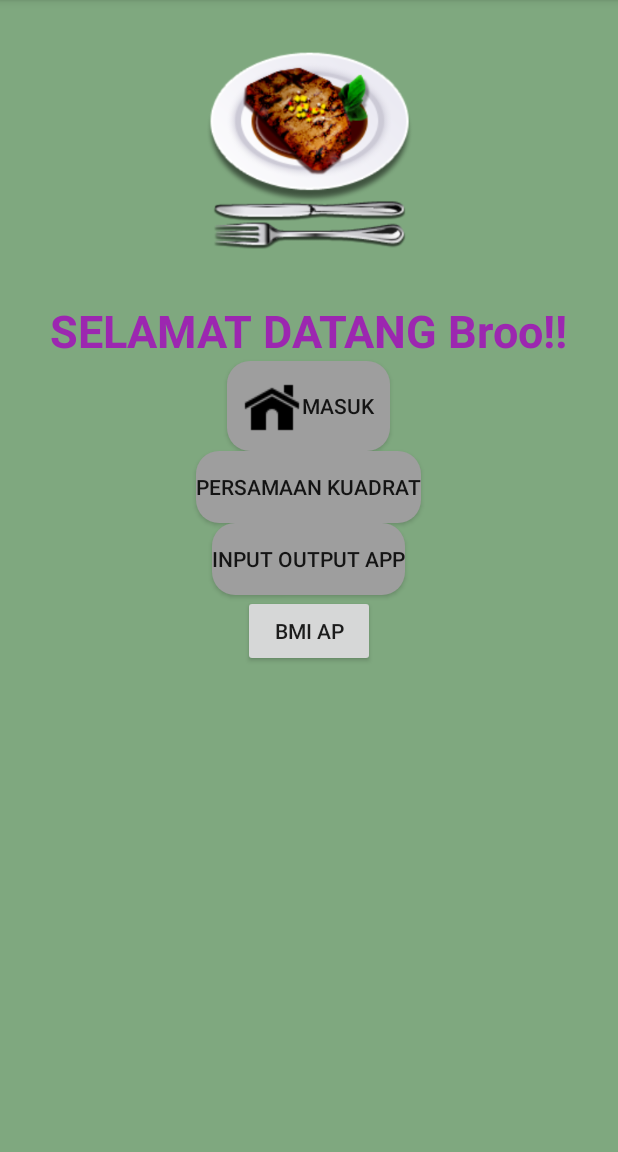
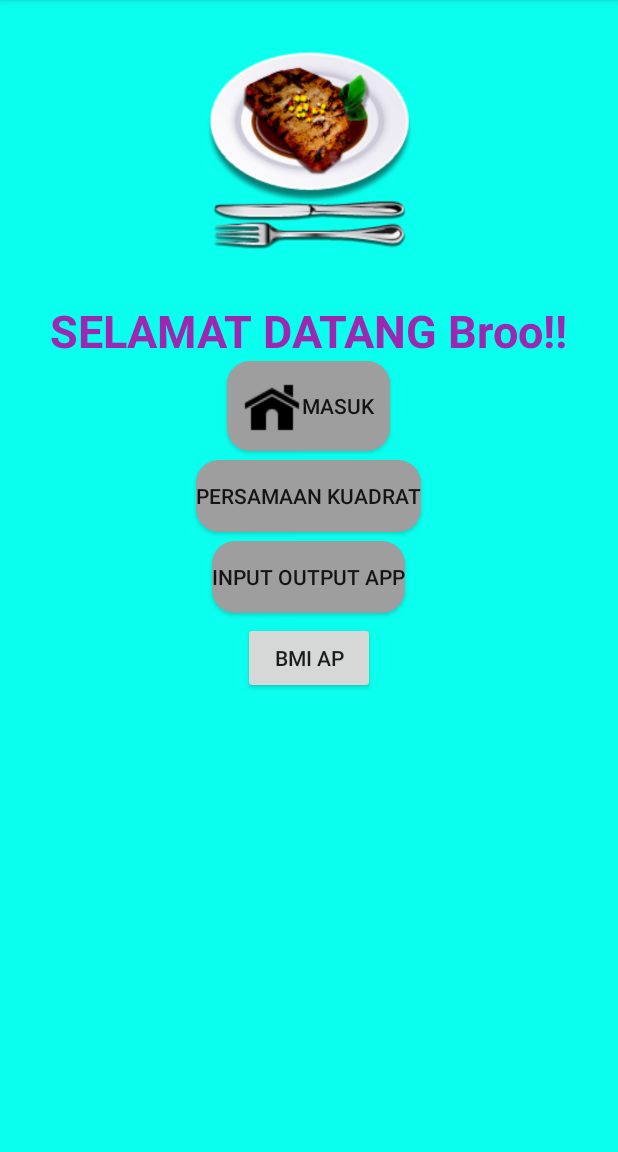
Before and after one commit to aprijal-psrb/PraktikumAndroid, an Android app: the screen it shows after launch (MainActivity), on a phone screen of 412 x 824 dp, the part 84-1236 px from its top. Run offline under Robolectric (Android 15) with nearby library versions, the phone set to English and light mode, and no system bars.

Commit message:
Atur posisi

```diff
--- a/app/src/main/res/layout/activity_main.xml
+++ b/app/src/main/res/layout/activity_main.xml
@@ -1,10 +1,11 @@
 <LinearLayout xmlns:android="http://schemas.android.com/apk/res/android"
                 xmlns:tools="http://schemas.android.com/tools"
+              android:id="@+id/mainBackground"
                 android:layout_width="match_parent"
                 android:layout_height="match_parent"
                 tools:context=".MainActivity"
                 android:orientation="vertical"
-                android:background="@color/abc_search_url_text_normal">
+                android:background="#ff0bffee">
 
        <ImageView
         android:layout_width="match_parent"
@@ -34,6 +35,7 @@
         />
 
     <Button
+        android:layout_marginTop="6dp"
         android:layout_width="wrap_content"
         android:layout_height="wrap_content"
         android:text="@string/persamaan"
@@ -43,6 +45,7 @@
         />
 
     <Button
+        android:layout_marginTop="6dp"
         android:layout_width="wrap_content"
         android:layout_height="wrap_content"
         android:text="@string/inputApp"
@@ -52,6 +55,7 @@
         />
 
     <Button
+        android:layout_marginTop="6dp"
         android:layout_width="wrap_content"
         android:layout_height="wrap_content"
         android:text="Bmi Ap"
```
